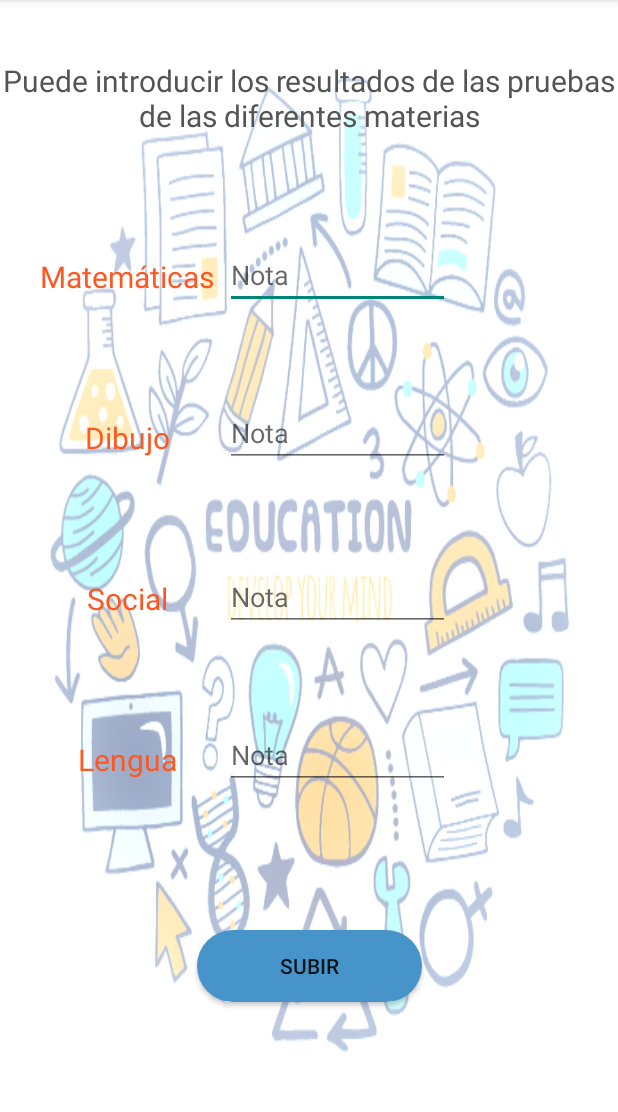
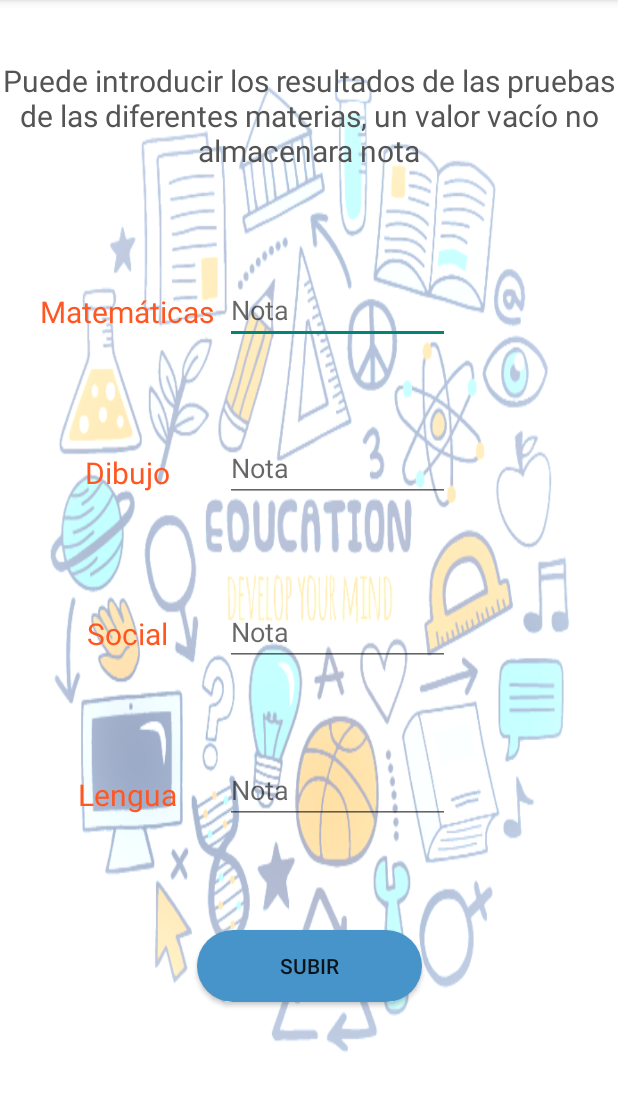
Before and after one commit to 1Bender/proyectoArquitectura, an Android app: the Evaluar screen opened directly, with no data from a screen before it, after a tap on "SUBIR", on a phone screen of 412 x 824 dp, the part 84-1196 px from its top. Run offline under Robolectric (Android 15) with nearby library versions, the light colour scheme and no system bars; network calls fail; 1 statement that could not run was skipped.

Commit message:
finalizado a falta de refactorizar

```diff
--- a/app/src/main/java/com/example/arquitecturaandroid/DTO/Estudiante.java
+++ b/app/src/main/java/com/example/arquitecturaandroid/DTO/Estudiante.java
@@ -7,13 +7,10 @@ public class Estudiante {
 
         private String name;
         private String special;
-        @SerializedName("id_boletin")
-        @Expose
         private String id;
         private String city;
         private Integer phone;
-        @SerializedName("parents_name")
-        @Expose
+
         private String padres;
 
 
--- a/app/src/main/java/com/example/arquitecturaandroid/bussines/ApiController.java
+++ b/app/src/main/java/com/example/arquitecturaandroid/bussines/ApiController.java
@@ -20,5 +20,8 @@ public interface ApiController {
     Double social, @Query("notaLeng") Double lengua, @Query("notaDib") Double dibujo);
 
     @GET("student")
-    Call <List<Estudiante>> getIdBoletin(@Query("neme") String nombre);
+    Call <List<Estudiante>> getIdBoletin(@Query("name") String nombre);
+
+    @GET("student")
+    Call <List<Notas>> getnotes(@Query("id") String id);
 }
--- a/app/src/main/java/com/example/arquitecturaandroid/bussines/Utils.java
+++ b/app/src/main/java/com/example/arquitecturaandroid/bussines/Utils.java
@@ -6,16 +6,52 @@ import android.widget.Toast;
 
 import com.example.arquitecturaandroid.R;
 
+import java.util.List;
+
 public class Utils {
+    /**
+     * Metodo que diferencia valores nulos, de problemas en formatdo numérico, retornando un valor
+     * determinado para identificar la situación.
+     * @param intString
+     * @param context
+     * @return
+     */
+    public static Double getFloat(String intString, Context context) {
 
-    public static Double getFloat(String intString, Context context) {
+        Log.i("Valor editText", intString);
+        /*Este caso se da cuando existan editText sin valor introducido*/
+        if(intString.isEmpty()){
+            intString="-100";
+        }
+        Log.i("Valor tras if", intString);
+
         try {
             return Double.parseDouble(intString);
         } catch (NumberFormatException e) {
             Log.i("Parseador", e.toString());
             Toast toast = Toast.makeText(context, "Debe introducir valores numericos", Toast.LENGTH_LONG);
             toast.show();
-            return 0.0;
+            return 0.00;
         }
     }
+
+    public static Double calculoMedia(List<Double> listaNotas ){
+
+        Double media;
+        int contador;
+        int i;
+
+
+        contador = listaNotas.size();
+        media = 0.0;
+        for(i=0; i<contador; i++){
+            media += listaNotas.get(i);
+        }
+        media = media / contador;
+
+
+        return media;
+    }
+
+
 }
--- a/app/src/main/java/com/example/arquitecturaandroid/controllers/Evaluar.java
+++ b/app/src/main/java/com/example/arquitecturaandroid/controllers/Evaluar.java
@@ -5,13 +5,11 @@ import androidx.appcompat.app.AppCompatActivity;
 import android.os.Bundle;
 import android.util.Log;
 import android.view.View;
-import android.widget.ArrayAdapter;
 import android.widget.EditText;
 import android.widget.Toast;
 
 import com.example.arquitecturaandroid.DTO.Estudiante;
 import com.example.arquitecturaandroid.DTO.Notas;
-import com.example.arquitecturaandroid.DTO.Usuario;
 import com.example.arquitecturaandroid.R;
 import com.example.arquitecturaandroid.bussines.ApiController;
 import com.example.arquitecturaandroid.bussines.Utils;
@@ -45,10 +43,10 @@ public class Evaluar extends AppCompatActivity {
         setContentView(R.layout.activity_evaluar);
 
         /*Definimos variables con los id de los elementos del layout*/
-        notaDib = findViewById(R.id.notDib);
+        notaDib = findViewById(R.id.notaDib);
         notaLeng = findViewById(R.id.notLengua);
         notaMat = findViewById(R.id.notaMat);
-        notaSoci = findViewById(R.id.notSocial);
+        notaSoci = findViewById(R.id.notaSoci);
         alumnoSeleccionado = this.getIntent().getExtras().getString("alumno seleccionado");
         onGetIdBoletin();
     }
@@ -64,6 +62,8 @@ public class Evaluar extends AppCompatActivity {
                 .addConverterFactory(GsonConverterFactory.create())
                 .build();
 
+        Log.i("nombre alumno seleccionado", alumnoSeleccionado);
+
         ApiController apiController = retrofit.create(ApiController.class);
         Call<List<Estudiante>> call= apiController.getIdBoletin(alumnoSeleccionado);
 
@@ -77,8 +77,8 @@ public class Evaluar extends AppCompatActivity {
                 }
                 /*Obtenemos la respuesta*/
                 responseList = response.body();
-                Log.i("Respuesta obtenida",responseList.get(0).getId());
 
+                Log.i("Id obtenido", responseList.get(0).getId());
                 idBoletinNotas = responseList.get(0).getId();
 
             }
@@ -107,7 +107,7 @@ public class Evaluar extends AppCompatActivity {
     private String onPostNotas(){
 
         Retrofit retrofit = new Retrofit.Builder()
-                .baseUrl("http://192.168.1.116:8080/profile/")
+                .baseUrl("http://192.168.1.116:8080/notas/")
                 .addConverterFactory(GsonConverterFactory.create())
                 .build();
 
@@ -118,7 +118,7 @@ public class Evaluar extends AppCompatActivity {
         Double dibujo = Utils.getFloat(notaDib.getText().toString(), this);
         Double social = Utils.getFloat(notaSoci.getText().toString(), this);
 
-        if(mates==0.0 || lengua==0.0 || dibujo==0.0 || social==0.0){
+        if(mates==0.001 || lengua==0.001 || dibujo==0.001 || social==0.001){
 
 
             return "Error al guardar, algún valor introducido no es numérico";
@@ -134,7 +134,7 @@ public class Evaluar extends AppCompatActivity {
             public void onResponse(Call<List<Notas>> call, Response<List<Notas>> response) {
 
                 if(!response.isSuccessful()){
-                    Log.i("Respuesta fallida", "Sin respuesta");
+                    Log.e("Respuesta fallida", "El codigo HTTP no es el esperado");
                     return;
                 }
 
@@ -143,7 +143,7 @@ public class Evaluar extends AppCompatActivity {
 
             @Override
             public void onFailure(Call<List<Notas>> call, Throwable t) {
-                Log.i("Error al traer los datos", t.getMessage());
+                Log.i("Sin respuesta", "No esperada respuesta en Json al guardar, correcto");
 
             }
         });
--- a/app/src/main/res/layout/activity_evaluar.xml
+++ b/app/src/main/res/layout/activity_evaluar.xml
@@ -18,7 +18,7 @@
         app:layout_constraintLeft_toLeftOf="parent"
         app:layout_constraintRight_toRightOf="parent"
         app:layout_constraintTop_toTopOf="parent"
-        android:layout_marginTop="40dp"/>
+        android:layout_marginTop="40dp" />
 
     <TextView
         android:id="@+id/matematicas"
@@ -40,7 +40,8 @@
         app:layout_constraintLeft_toRightOf="@id/matematicas"
         app:layout_constraintTop_toBottomOf="@id/titulo"
         android:layout_marginTop="70dp"
-        android:hint="Nota"/>
+        android:hint="Nota"
+        android:inputType="number|numberDecimal|numberSigned"/>
 
     <TextView
         android:id="@+id/dibujo"
@@ -56,13 +57,14 @@
         android:layout_marginTop="80dp"/>
 
     <EditText
-        android:id="@+id/notDib"
+        android:id="@+id/notaDib"
         android:layout_width="150dp"
         android:layout_height="wrap_content"
         android:layout_marginTop="60dp"
         android:hint="Nota"
         app:layout_constraintLeft_toRightOf="@id/dibujo"
-        app:layout_constraintTop_toBottomOf="@id/notaMat" />
+        app:layout_constraintTop_toBottomOf="@id/notaMat"
+        android:inputType="number|numberDecimal|numberSigned"/>
 
     <TextView
         android:id="@+id/social"
@@ -78,13 +80,14 @@
         android:layout_marginTop="80dp"/>
 
     <EditText
-        android:id="@+id/notSocial"
+        android:id="@+id/notaSoci"
         android:layout_width="150dp"
         android:layout_height="wrap_content"
         android:layout_marginTop="64dp"
         android:hint="Nota"
         app:layout_constraintLeft_toRightOf="@id/social"
-        app:layout_constraintTop_toBottomOf="@id/notDib" />
+        app:layout_constraintTop_toBottomOf="@id/notaDib"
+        android:inputType="number|numberDecimal|numberSigned"/>
 
     <TextView
         android:id="@+id/lengua"
@@ -106,7 +109,8 @@
         android:layout_marginTop="60dp"
         android:hint="Nota"
         app:layout_constraintLeft_toRightOf="@id/social"
-        app:layout_constraintTop_toBottomOf="@id/notSocial" />
+        app:layout_constraintTop_toBottomOf="@id/notaSoci"
+        android:inputType="number|numberDecimal|numberSigned"/>
 
     <Button
         android:id="@+id/btnDatos"
--- a/app/src/main/res/values/strings.xml
+++ b/app/src/main/res/values/strings.xml
@@ -2,5 +2,5 @@
     <string name="app_name">ArquitecturaAndroid</string>
     <string name="Denegado">Acceso denegado.\nRevise los datos introducidos.</string>
     <string name="Permitido">Acceso concedido.\nBienvenido!</string>
-    <string name="calificacion">Puede introducir los resultados de las pruebas de las diferentes materias</string>
+    <string name="calificacion">Puede introducir los resultados de las pruebas de las diferentes materias, un valor vacío no almacenara nota</string>
 </resources>
```
Also changed, not shown: app/src/main/java/com/example/arquitecturaandroid/controllers/Calificaciones.java (+170 -0 lines), app/src/main/java/com/example/arquitecturaandroid/controllers/Datos.java (+77 -0 lines), app/src/main/res/layout/activity_calificaciones.xml (+13 -13 lines), app/src/main/res/layout/activity_datos.xml (+7 -7 lines).
